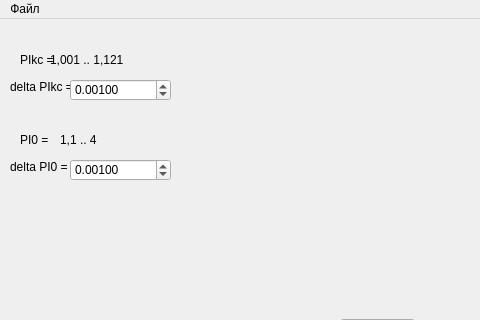
Pirozhok76/TryPr, file practic/test.ui: the form before one commit; both pictures show x 0 to 480 and y 0 to 320 of the 800 by 600 pixel window.
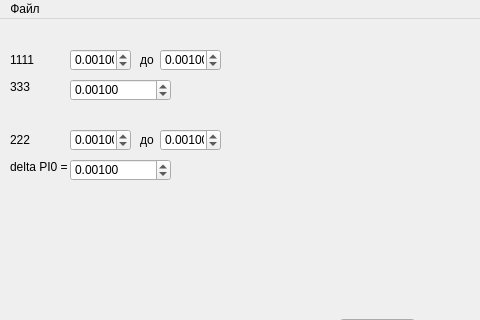
The form after the commit. Icons and pictures are not drawn.

Commit message: add dblspinboxes and more UI's features

Patch:
```diff
--- a/practic/test.ui
+++ b/practic/test.ui
@@ -37,14 +37,14 @@
    <widget class="QLabel" name="label">
     <property name="geometry">
      <rect>
-      <x>20</x>
+      <x>10</x>
       <y>30</y>
       <width>51</width>
       <height>21</height>
      </rect>
     </property>
     <property name="text">
-     <string>PIkc = </string>
+     <string>1111</string>
     </property>
    </widget>
    <widget class="QLabel" name="label_2">
@@ -57,7 +57,7 @@
      </rect>
     </property>
     <property name="text">
-     <string>delta PIkc = </string>
+     <string>333</string>
     </property>
    </widget>
    <widget class="QDoubleSpinBox" name="dblSpinBox">
@@ -101,14 +101,14 @@
    <widget class="QLabel" name="label_4">
     <property name="geometry">
      <rect>
-      <x>20</x>
+      <x>10</x>
       <y>110</y>
       <width>51</width>
       <height>21</height>
      </rect>
     </property>
     <property name="text">
-     <string>PI0 = </string>
+     <string>222</string>
     </property>
    </widget>
    <widget class="QDoubleSpinBox" name="dblSpinBox_2">
@@ -136,30 +136,130 @@
      <double>0.001000000000000</double>
     </property>
    </widget>
-   <widget class="QLabel" name="label_5">
+   <widget class="QDoubleSpinBox" name="dblSpinBox_3">
     <property name="geometry">
      <rect>
-      <x>60</x>
-      <y>110</y>
-      <width>81</width>
+      <x>70</x>
+      <y>30</y>
+      <width>61</width>
+      <height>22</height>
+     </rect>
+    </property>
+    <property name="wrapping">
+     <bool>true</bool>
+    </property>
+    <property name="decimals">
+     <number>5</number>
+    </property>
+    <property name="minimum">
+     <double>0.001000000000000</double>
+    </property>
+    <property name="maximum">
+     <double>0.500000000000000</double>
+    </property>
+    <property name="singleStep">
+     <double>0.001000000000000</double>
+    </property>
+   </widget>
+   <widget class="QDoubleSpinBox" name="dblSpinBox_4">
+    <property name="geometry">
+     <rect>
+      <x>160</x>
+      <y>30</y>
+      <width>61</width>
+      <height>22</height>
+     </rect>
+    </property>
+    <property name="wrapping">
+     <bool>true</bool>
+    </property>
+    <property name="decimals">
+     <number>5</number>
+    </property>
+    <property name="minimum">
+     <double>0.001000000000000</double>
+    </property>
+    <property name="maximum">
+     <double>0.500000000000000</double>
+    </property>
+    <property name="singleStep">
+     <double>0.001000000000000</double>
+    </property>
+   </widget>
+   <widget class="QLabel" name="lbl_7">
+    <property name="geometry">
+     <rect>
+      <x>140</x>
+      <y>30</y>
+      <width>21</width>
       <height>21</height>
      </rect>
     </property>
     <property name="text">
-     <string>1,1 .. 4</string>
+     <string>до</string>
     </property>
    </widget>
-   <widget class="QLabel" name="label_6">
+   <widget class="QDoubleSpinBox" name="dblSpinBox_5">
     <property name="geometry">
      <rect>
-      <x>50</x>
-      <y>30</y>
-      <width>81</width>
+      <x>70</x>
+      <y>110</y>
+      <width>61</width>
+      <height>22</height>
+     </rect>
+    </property>
+    <property name="wrapping">
+     <bool>true</bool>
+    </property>
+    <property name="decimals">
+     <number>5</number>
+    </property>
+    <property name="minimum">
+     <double>0.001000000000000</double>
+    </property>
+    <property name="maximum">
+     <double>0.500000000000000</double>
+    </property>
+    <property name="singleStep">
+     <double>0.001000000000000</double>
+    </property>
+   </widget>
+   <widget class="QLabel" name="lbl_8">
+    <property name="geometry">
+     <rect>
+      <x>140</x>
+      <y>110</y>
+      <width>21</width>
       <height>21</height>
      </rect>
     </property>
     <property name="text">
-     <string>1,001 .. 1,121</string>
+     <string>до</string>
+    </property>
+   </widget>
+   <widget class="QDoubleSpinBox" name="dblSpinBox_6">
+    <property name="geometry">
+     <rect>
+      <x>160</x>
+      <y>110</y>
+      <width>61</width>
+      <height>22</height>
+     </rect>
+    </property>
+    <property name="wrapping">
+     <bool>true</bool>
+    </property>
+    <property name="decimals">
+     <number>5</number>
+    </property>
+    <property name="minimum">
+     <double>0.001000000000000</double>
+    </property>
+    <property name="maximum">
+     <double>0.500000000000000</double>
+    </property>
+    <property name="singleStep">
+     <double>0.001000000000000</double>
     </property>
    </widget>
   </widget>
```
Left out of the diff: 8 changed lines with no effect on the pictures. The commit also changes 4 other files.
